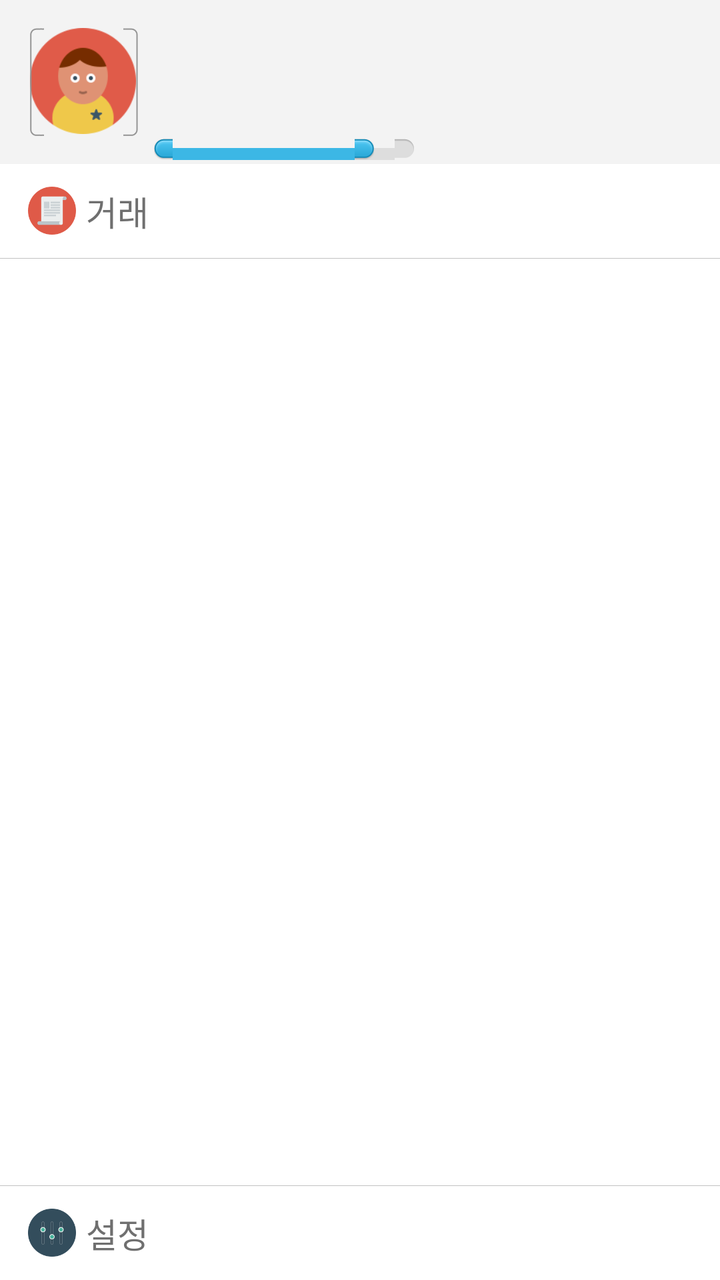
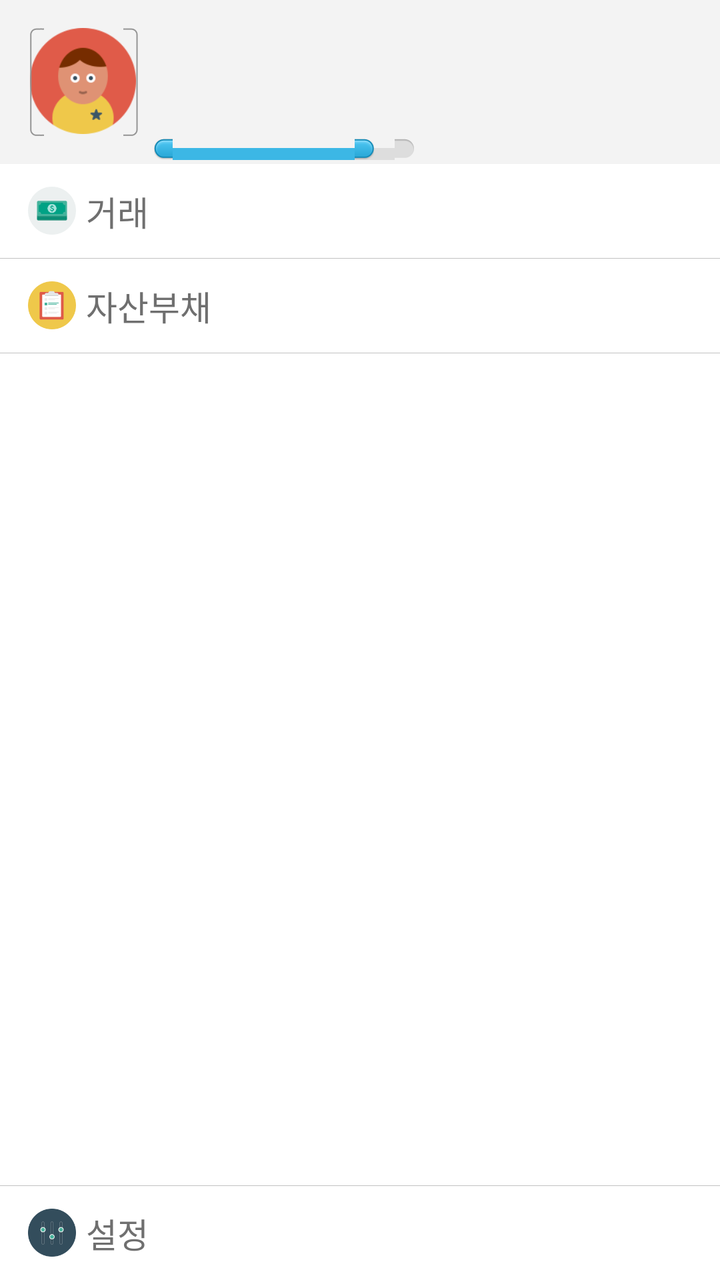

Compare the two renders of this Android layout. The source of the first and the diff that turns it into the second are given below.
<!-- AndroidManifest.xml: application theme AppTheme -->
<!-- res/layout/sidemenu_layout.xml -->
<?xml version="1.0" encoding="utf-8"?>
<LinearLayout xmlns:android="http://schemas.android.com/apk/res/android"
    android:id="@+id/sidemenu_layout"
    android:layout_width="231dp"
    android:layout_height="match_parent"
    android:layout_gravity="start"
    android:background="#FFFFFF"
    android:orientation="vertical" >

    <ScrollView
        android:layout_width="match_parent"
        android:layout_height="match_parent"
        android:fillViewport="true" >

        <LinearLayout
            android:layout_width="match_parent"
            android:layout_height="wrap_content"
            android:orientation="vertical" >

            <LinearLayout
                android:id="@+id/my_profile_information_window"
                android:layout_width="match_parent"
                android:layout_height="82dp"
                android:background="#f3f3f3"
                android:clickable="true"
                android:orientation="horizontal"
                android:paddingBottom="2dp"
                android:paddingLeft="3dp"
                android:paddingRight="3dp"
                android:paddingTop="2dp" >

                <FrameLayout
                    android:layout_width="wrap_content"
                    android:layout_height="wrap_content"
                    android:layout_gravity="center"
                    android:layout_marginLeft="12dp"
                    android:layout_marginRight="8dp"
                     >

                    <ImageView
                        android:id="@+id/my_profile_icon"
                        android:layout_width="53dp"
                        android:layout_height="53dp"
                        android:contentDescription="@string/na"
                        android:scaleType="fitCenter"
                        android:src="@drawable/user" />

                    <ImageView
                        android:layout_width="54dp"
                        android:layout_height="54dp"
                        android:contentDescription="@string/na"
                        android:scaleType="fitXY"
                        android:src="@drawable/white_box" />
                </FrameLayout>

                <RelativeLayout
                    android:layout_width="match_parent"
                    android:layout_height="wrap_content"
                    android:orientation="horizontal" >

                    <TextView
                        android:id="@+id/my_profile_name"
                        android:layout_width="wrap_content"
                        android:layout_height="wrap_content"
                        android:layout_alignParentLeft="true"
                        android:layout_alignParentTop="true"
                        android:layout_marginTop="10dp"                        
                        android:maxLines="1"
                        android:textColor="#454545"
                        android:textSize="15sp"
                        android:textStyle="bold" />

                    <TextView
                        android:id="@+id/my_profile_level"
                        android:layout_width="wrap_content"
                        android:layout_height="wrap_content"
                        android:layout_alignParentRight="true"
                        android:layout_alignParentTop="true"
                        android:layout_marginTop="30dp"
                        android:layout_marginRight="20dp"
                        android:textColor="#6f6f6f"
                        android:textScaleX="0.8"
                        android:textSize="12sp" />

                    <FrameLayout
                        android:layout_width="match_parent"
                        android:layout_height="wrap_content"
                        android:layout_alignParentBottom="true"
                        android:layout_centerHorizontal="true"
                        android:layout_marginBottom="15dp" >

                        <ImageView
                            android:layout_width="130dp"
                            android:layout_height="11dp"
                            android:contentDescription="@string/na"
                            android:scaleType="fitXY"
                            android:src="@drawable/progress_n" />

                        <ImageView
                            android:id="@+id/my_profile_progress"
                            android:layout_width="110dp"
                            android:layout_height="11dp"
                            android:contentDescription="@string/na"
                            android:scaleType="fitXY"
                            android:src="@drawable/progress_p" />
                    </FrameLayout>
                </RelativeLayout>
            </LinearLayout>

            <LinearLayout
                android:id="@+id/sidemenu_item_transaction"
                android:layout_width="match_parent"
                android:layout_height="47dp"
                android:background="@android:drawable/list_selector_background"
                android:clickable="true"
                android:focusable="true"
                android:gravity="center_vertical"
                android:orientation="horizontal" >

                <ImageView
                    android:layout_width="24dp"
                    android:layout_height="24dp"
                    android:layout_marginLeft="14dp"
                    android:contentDescription="@string/na"
                    android:src="@drawable/transaction" />

                <TextView
                    android:layout_width="wrap_content"
                    android:layout_height="wrap_content"
                    android:layout_marginLeft="5dp"
                    android:text="@string/drawer_menu_transaction"
                    android:textColor="#6f6f6f"
                    android:textSize="17sp" />
            </LinearLayout>

            <View
                android:layout_width="match_parent"
                android:layout_height="1px"
                android:background="#c2c2c2" />

            <LinearLayout
                android:layout_width="match_parent"
                android:layout_height="0dp"
                android:layout_weight="1" >

                <View
                    android:layout_width="match_parent"
                    android:layout_height="0px" />
            </LinearLayout>

            <View
                android:layout_width="match_parent"
                android:layout_height="1px"
                android:background="#c2c2c2" />

            <LinearLayout
                android:id="@+id/sidemenu_item_setting"
                android:layout_width="match_parent"
                android:layout_height="47dp"
                android:background="@android:drawable/list_selector_background"
                android:clickable="true"
                android:focusable="true"
                android:gravity="center_vertical"
                android:orientation="horizontal" >

                <ImageView
                    android:layout_width="24dp"
                    android:layout_height="24dp"
                    android:layout_marginLeft="14dp"
                    android:contentDescription="@string/na"
                    android:src="@drawable/settings" />

                <TextView
                    android:layout_width="wrap_content"
                    android:layout_height="wrap_content"
                    android:layout_marginLeft="5dp"
                    android:text="@string/drawer_menu_preference"
                    android:textColor="#6f6f6f"
                    android:textSize="17sp" />
            </LinearLayout>
        </LinearLayout>
    </ScrollView>

</LinearLayout>
<!-- resources referenced by this layout -->
<resources>
  <!-- drawable progress_n: png bitmap (drawable-xxhdpi, 3666 bytes) -->
  <!-- drawable progress_p: png bitmap (drawable-xxhdpi, 4524 bytes) -->
  <!-- drawable settings: png bitmap (drawable-xxhdpi, 3915 bytes) -->
  <!-- drawable transaction: png bitmap (drawable-xxhdpi, 2830 bytes) -->
  <!-- drawable user: png bitmap (drawable-xxhdpi, 5616 bytes) -->
  <!-- drawable white_box: png bitmap (drawable-xxhdpi, 1377 bytes) -->
  <string name="drawer_menu_preference">설정</string>
  <string name="drawer_menu_transaction">거래</string>
  <string name="na" />
  <style name="AppTheme" parent="AppBaseTheme">
          <item name="android:actionBarSize">40dp</item>
          
      </style>
  <style name="AppBaseTheme" parent="android:Theme.Light">
          
      </style>
</resources>

<!-- the commit's change to res/layout/sidemenu_layout.xml (unified diff, before → after) -->
@@ -139,6 +139,37 @@
                 android:background="#c2c2c2" />
 
             <LinearLayout
+                android:id="@+id/sidemenu_item_financial_state"
+                android:layout_width="match_parent"
+                android:layout_height="47dp"
+                android:background="@android:drawable/list_selector_background"
+                android:clickable="true"
+                android:focusable="true"
+                android:gravity="center_vertical"
+                android:orientation="horizontal" >
+
+                <ImageView
+                    android:layout_width="24dp"
+                    android:layout_height="24dp"
+                    android:layout_marginLeft="14dp"
+                    android:contentDescription="@string/na"
+                    android:src="@drawable/financial_state" />
+
+                <TextView
+                    android:layout_width="wrap_content"
+                    android:layout_height="wrap_content"
+                    android:layout_marginLeft="5dp"
+                    android:text="@string/drawer_menu_financial_state"
+                    android:textColor="#6f6f6f"
+                    android:textSize="17sp" />
+            </LinearLayout>
+
+            <View
+                android:layout_width="match_parent"
+                android:layout_height="1px"
+                android:background="#c2c2c2" />
+            
+            <LinearLayout
                 android:layout_width="match_parent"
                 android:layout_height="0dp"
                 android:layout_weight="1" >
<!-- resource entries referenced after the edit -->
@@ -1,11 +1,13 @@
 <!-- resources referenced by this layout -->
 <resources>
+  <!-- drawable financial_state: png bitmap (drawable-xxhdpi, 2846 bytes) -->
   <!-- drawable progress_n: png bitmap (drawable-xxhdpi, 3666 bytes) -->
   <!-- drawable progress_p: png bitmap (drawable-xxhdpi, 4524 bytes) -->
   <!-- drawable settings: png bitmap (drawable-xxhdpi, 3915 bytes) -->
-  <!-- drawable transaction: png bitmap (drawable-xxhdpi, 2830 bytes) -->
+  <!-- drawable transaction: png bitmap (drawable-xxhdpi, 3669 bytes) -->
   <!-- drawable user: png bitmap (drawable-xxhdpi, 5616 bytes) -->
   <!-- drawable white_box: png bitmap (drawable-xxhdpi, 1377 bytes) -->
+  <string name="drawer_menu_financial_state">자산부채</string>
   <string name="drawer_menu_preference">설정</string>
   <string name="drawer_menu_transaction">거래</string>
   <string name="na" />
